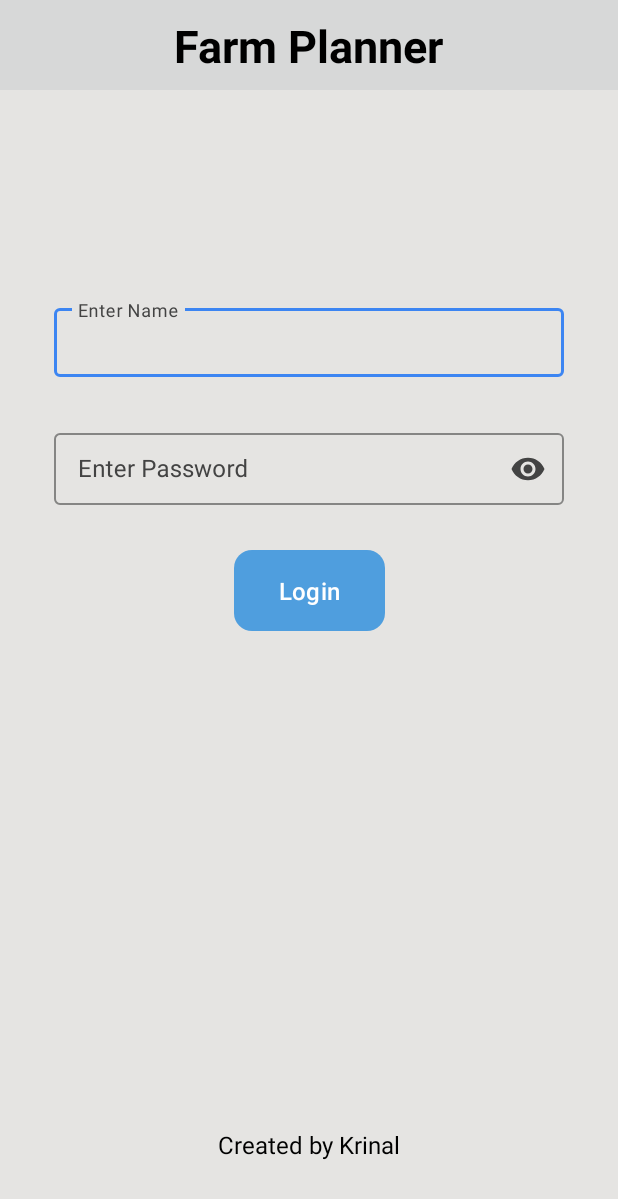
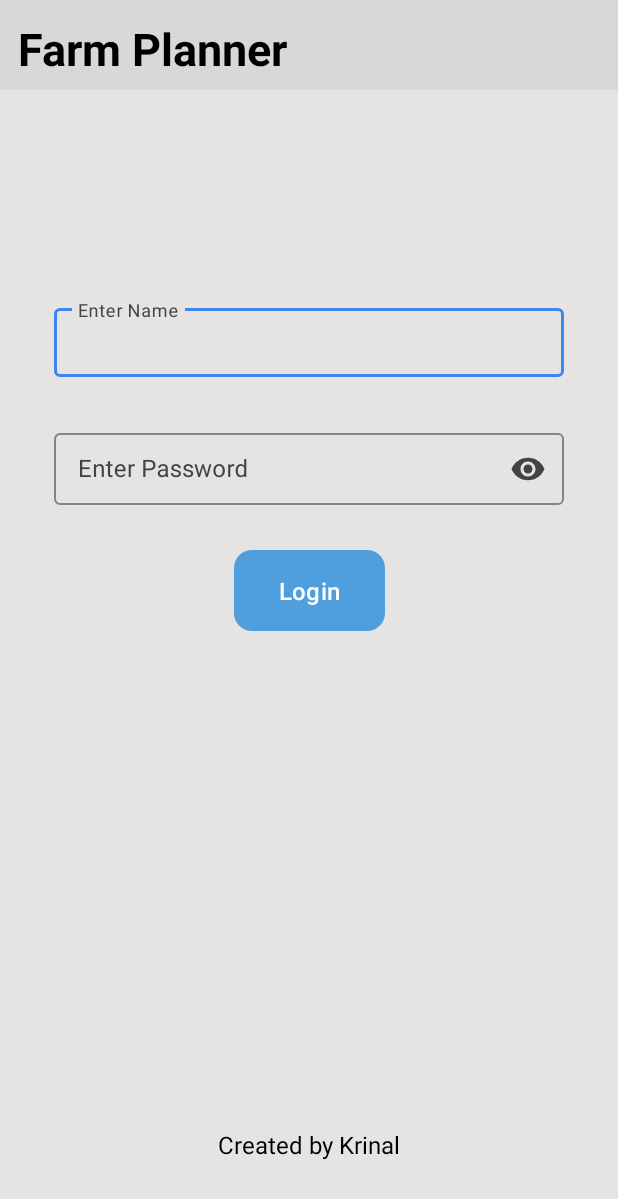
Before and after one commit to nimeshkadecha/Dr.Kishan, an Android app: the screen it shows after launch (_1_LoginPage), on a phone screen of 412 x 824 dp. Shown: the top 1199 px of the screen. Run offline under Robolectric (Android 15) with nearby library versions, the phone set to English and light mode, and no system bars; our stand-ins replace Firebase (no records; nobody signed in at launch, a user with empty details on screens opened directly).

Commit message:
header is now worked as as navagation display where users can see where they are

```diff
--- a/app/src/main/res/layout/header.xml
+++ b/app/src/main/res/layout/header.xml
@@ -4,19 +4,30 @@
     xmlns:tools="http://schemas.android.com/tools"
     android:layout_width="match_parent"
     android:layout_height="60dp"
+    android:padding="12dp"
     style="@style/ToolBar"
     >
 
-    <TextView
-        android:id="@+id/textView7"
-        style="@style/textView"
-        android:layout_width="wrap_content"
+    <HorizontalScrollView
+        android:id="@+id/horizontalScrollView"
+        android:layout_width="match_parent"
         android:layout_height="wrap_content"
-        android:text="@string/app_name"
-        android:textSize="30sp"
-        android:textStyle="bold"
+        android:scrollbars="none"
         app:layout_constraintBottom_toBottomOf="parent"
         app:layout_constraintEnd_toEndOf="parent"
         app:layout_constraintStart_toStartOf="parent"
-        app:layout_constraintTop_toTopOf="parent" />
+        app:layout_constraintTop_toTopOf="parent">
+
+        <TextView
+            android:id="@+id/textView_Header"
+            style="@style/textView"
+            android:layout_width="wrap_content"
+            android:layout_height="wrap_content"
+            android:ellipsize="end"
+            android:maxLines="1"
+            android:scrollHorizontally="true"
+            android:text="@string/app_name"
+            android:textSize="30sp"
+            android:textStyle="bold"/>
+    </HorizontalScrollView>
 </androidx.constraintlayout.widget.ConstraintLayout>
```
Also changed, not shown: app/src/main/java/com/nimeshkadecha/drkishan/pages/_3_ProductList_2_staging.java (+10 -0 lines), app/src/main/java/com/nimeshkadecha/drkishan/pages/_4_ProductList_3_subStage.java (+10 -0 lines), app/src/main/java/com/nimeshkadecha/drkishan/pages/_5_TimingInformation.java (+10 -0 lines), app/src/main/java/com/nimeshkadecha/drkishan/pages/_6_ShowAllMessages.java (+15 -2 lines).
